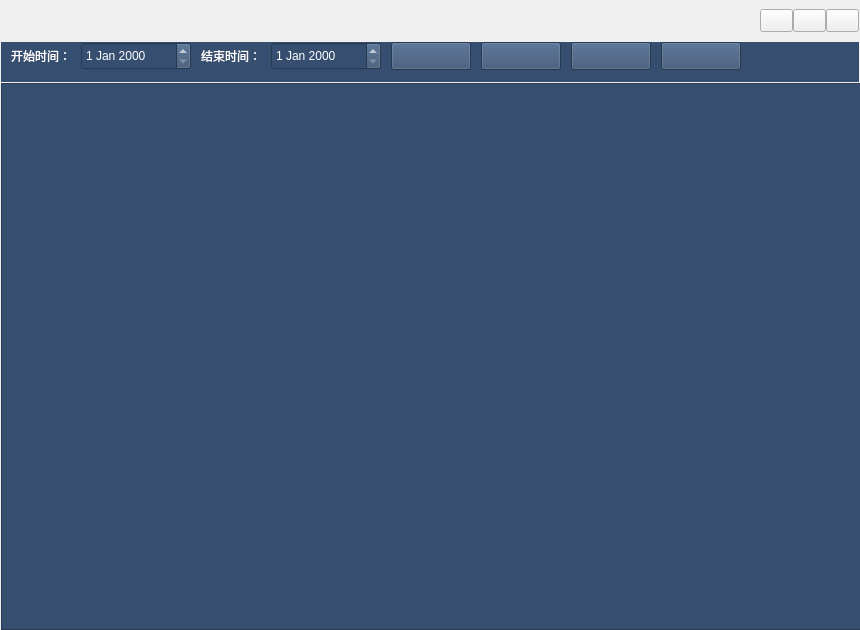
First picture: the form in ChuangfengDesktop/GeneralManagerQWidget.ui, repository asdlei99/chuangfengdesktop, before the edit.
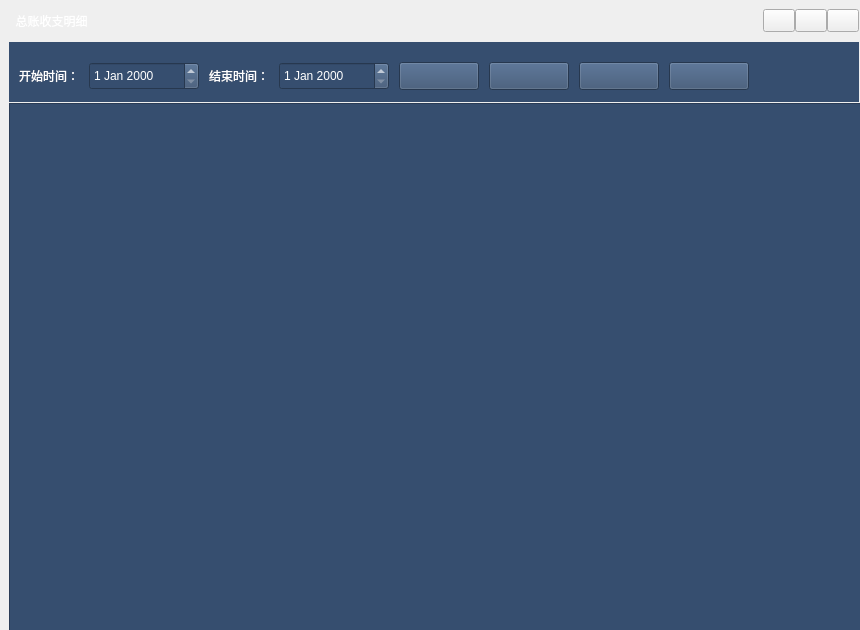
Second picture: the form after the edit.

The edit to the form file:
```diff
--- a/ChuangfengDesktop/GeneralManagerQWidget.ui
+++ b/ChuangfengDesktop/GeneralManagerQWidget.ui
@@ -17,7 +17,7 @@
    </size>
   </property>
   <property name="windowTitle">
-   <string>Form</string>
+   <string>总账收支明细</string>
   </property>
   <property name="styleSheet">
    <string notr="true"/>
@@ -27,7 +27,7 @@
     <number>1</number>
    </property>
    <property name="leftMargin">
-    <number>1</number>
+    <number>9</number>
    </property>
    <property name="topMargin">
     <number>1</number>
@@ -65,6 +65,23 @@
       <property name="bottomMargin">
        <number>0</number>
       </property>
+      <item>
+       <widget class="QLabel" name="label">
+        <property name="minimumSize">
+         <size>
+          <width>100</width>
+          <height>0</height>
+         </size>
+        </property>
+        <property name="styleSheet">
+         <string notr="true">font: 75 12pt &quot;微软雅黑&quot;;
+color: rgb(255, 255, 255);</string>
+        </property>
+        <property name="text">
+         <string>  总账收支明细</string>
+        </property>
+       </widget>
+      </item>
       <item>
        <spacer name="horizontalSpacer_2">
         <property name="orientation">
@@ -125,7 +142,7 @@
      <property name="minimumSize">
       <size>
        <width>0</width>
-       <height>40</height>
+       <height>60</height>
       </size>
      </property>
      <property name="styleSheet">
@@ -135,7 +152,7 @@
       <property name="geometry">
        <rect>
         <x>80</x>
-        <y>0</y>
+        <y>20</y>
         <width>110</width>
         <height>28</height>
        </rect>
@@ -148,7 +165,7 @@
       <property name="geometry">
        <rect>
         <x>660</x>
-        <y>0</y>
+        <y>20</y>
         <width>80</width>
         <height>28</height>
        </rect>
@@ -161,7 +178,7 @@
       <property name="geometry">
        <rect>
         <x>200</x>
-        <y>0</y>
+        <y>20</y>
         <width>65</width>
         <height>28</height>
        </rect>
@@ -177,7 +194,7 @@
       <property name="geometry">
        <rect>
         <x>10</x>
-        <y>0</y>
+        <y>20</y>
         <width>65</width>
         <height>28</height>
        </rect>
@@ -193,7 +210,7 @@
       <property name="geometry">
        <rect>
         <x>480</x>
-        <y>0</y>
+        <y>20</y>
         <width>80</width>
         <height>28</height>
        </rect>
@@ -206,7 +223,7 @@
       <property name="geometry">
        <rect>
         <x>270</x>
-        <y>0</y>
+        <y>20</y>
         <width>110</width>
         <height>28</height>
        </rect>
@@ -219,7 +236,7 @@
       <property name="geometry">
        <rect>
         <x>390</x>
-        <y>0</y>
+        <y>20</y>
         <width>80</width>
         <height>28</height>
        </rect>
@@ -232,7 +249,7 @@
       <property name="geometry">
        <rect>
         <x>570</x>
-        <y>0</y>
+        <y>20</y>
         <width>80</width>
         <height>28</height>
        </rect>
```
